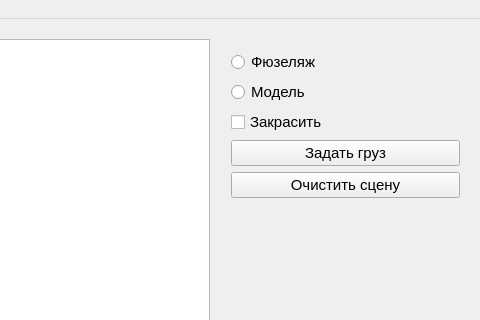
Before: the Qt Designer form flyShipment/mainwindow.ui in Unatart/CGcourceproj, drawn with Qt 5; both pictures show x 600 to 1080 and y 0 to 320 of the 1080 by 700 pixel window.
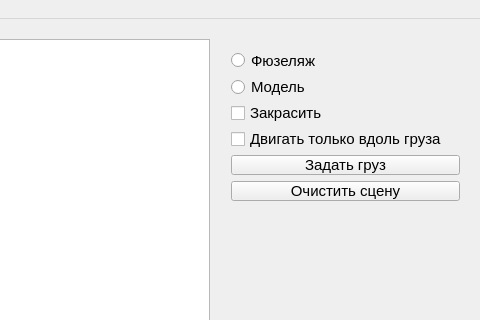
After: the same form once the commit is applied.

```diff
--- a/flyShipment/mainwindow.ui
+++ b/flyShipment/mainwindow.ui
@@ -60,6 +60,18 @@
        </property>
       </widget>
      </item>
+     <item>
+      <widget class="QCheckBox" name="moveBox">
+       <property name="font">
+        <font>
+         <pointsize>11</pointsize>
+        </font>
+       </property>
+       <property name="text">
+        <string>Двигать только вдоль груза</string>
+       </property>
+      </widget>
+     </item>
      <item>
       <widget class="QPushButton" name="ModelButton">
        <property name="font">
```
